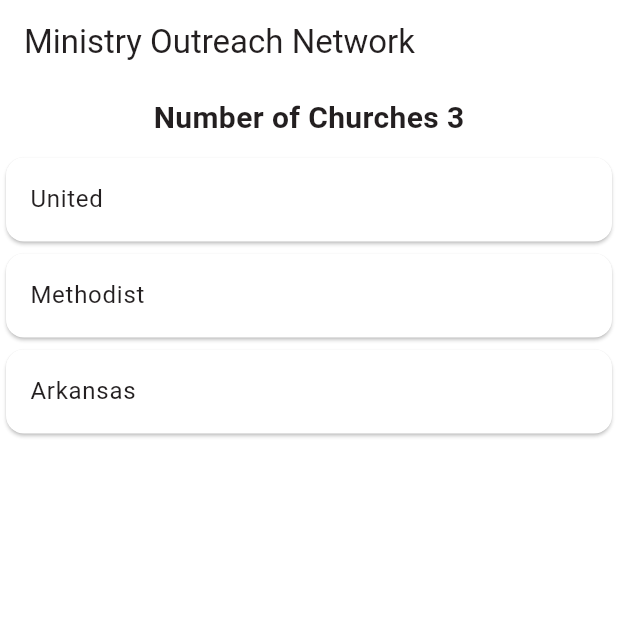
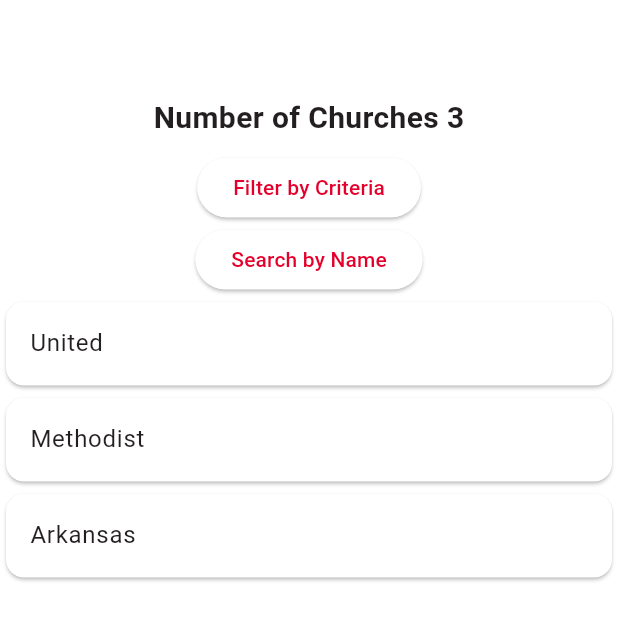
Before and after one commit to JB7704/Ministry-Outreach-Network, a Flutter app: the screen it shows after launch, on a phone screen of 412 x 824 dp. Shown: the top 620 px of the screen. Run offline on Flutter 3.47's test engine with Material 3 defaults, Android fonts, the phone set to English and light mode, and no system bars; our stand-ins replace firebase_core; missing offline and left inert: firebase_data_connect; accounts and stored records are empty.

Commit message:
Basic navigation to search and tag screens

```diff
--- a/ministry_outreach_network/lib/main.dart
+++ b/ministry_outreach_network/lib/main.dart
@@ -1,11 +1,14 @@
 import 'package:flutter/material.dart';
 import 'package:firebase_core/firebase_core.dart';
 import 'package:ministry_outreach_network/dataconnect_generated/generated.dart';
+import 'package:ministry_outreach_network/screens/home_screen.dart';
+import 'package:ministry_outreach_network/screens/search_screen.dart';
+import 'package:ministry_outreach_network/screens/church_screen.dart';
+import 'package:ministry_outreach_network/screens/tag_screen.dart';
 
-import 'package:flutter/material.dart';
 
 void main() {
-  runApp(const MyApp());
+  runApp(const MaterialApp(home: MyApp()));
 }
 
 class MyApp extends StatelessWidget {
@@ -45,102 +48,7 @@ class MyApp extends StatelessWidget {
       ),
         cardColor: const Color(0xFFCCCCCC),
       ),
-      home: const MyHomePage(title: 'Ministry Outreach Network'),
+      home: const HomeScreen(),
     );
   }
 }
-
-class MyHomePage extends StatefulWidget {
-  const MyHomePage({super.key, required this.title});
-
-  // This widget is the home page of your application. It is stateful, meaning
-  // that it has a State object (defined below) that contains fields that affect
-  // how it looks.
-
-  // This class is the configuration for the state. It holds the values (in this
-  // case the title) provided by the parent (in this case the App widget) and
-  // used by the build method of the State. Fields in a Widget subclass are
-  // always marked "final".
-
-  final String title;
-
-  @override
-  State<MyHomePage> createState() => _MyHomePageState();
-}
-
-class _MyHomePageState extends State<MyHomePage> {
-  List<String>  churches = ['United', 'Methodist', 'Arkansas'];
-  @override
-  Widget build(BuildContext context) {
-    // This method is rerun every time setState is called, for instance as done
-    // by the _incrementCounter method above.
-    //
-    // The Flutter framework has been optimized to make rerunning build methods
-    // fast, so that you can just rebuild anything that needs updating rather
-    // than having to individually change instances of widgets.
-    return Scaffold(
-      appBar: AppBar(
-        // TRY THIS: Try changing the color here to a specific color (to
-        // Colors.amber, perhaps?) and trigger a hot reload to see the AppBar
-        // change color while the other colors stay the same.
-        backgroundColor: Theme.of(context).colorScheme.inversePrimary,
-        // Here we take the value from the MyHomePage object that was created by
-        // the App.build method, and use it to set our appbar title.
-        title: Text(widget.title),
-      ),
-      body: Center(
-        // Center is a layout widget. It takes a single child and positions it
-        // in the middle of the parent.
-        child: Column(
-          // Column is also a layout widget. It takes a list of children and
-          // arranges them vertically. By default, it sizes itself to fit its
-          // children horizontally, and tries to be as tall as its parent.
-          //
-          // Column has various properties to control how it sizes itself and
-          // how it positions its children. Here we use mainAxisAlignment to
-          // center the children vertically; the main axis here is the vertical
-          // axis because Columns are vertical (the cross axis would be
-          // horizontal).
-          //
-          // TRY THIS: Invoke "debug painting" (choose the "Toggle Debug Paint"
-          // action in the IDE, or press "p" in the console), to see the
-          // wireframe for each widget.
-          mainAxisAlignment: .center,
-          children: [
-          Padding(
-            padding: const EdgeInsets.symmetric(vertical: 8.0),
-            child: Text(
-              'Number of Churches ${churches.length}',    //ADD NUMBER OF CHURCHES RETURNED
-              style: const TextStyle(
-                fontSize: 20,
-                fontWeight: FontWeight.bold,
-              ),
-            ),
-            ),
-          Expanded(
-            child: ListView(
-              children: churches.map((item) {
-                return churchesWidget(item);
-              }).toList(),
-           ),
-          ),
-          ],
-        ),
-      ),
-    );
-  }
-}
-class churchesWidget extends StatelessWidget {
-  final String church;
-
-  const churchesWidget(this.church);
-
-  @override
-  Widget build(BuildContext context) {
-    return Card(
-      child: ListTile(
-        title: Text(church),
-      ),
-    );
-  }
-}
--- a/ministry_outreach_network/lib/screens/home_screen.dart
+++ b/ministry_outreach_network/lib/screens/home_screen.dart
@@ -0,0 +1,106 @@
+import 'package:flutter/material.dart';
+import 'package:ministry_outreach_network/widgets/church_widget.dart';
+import 'package:ministry_outreach_network/screens/tag_screen.dart';
+import 'package:ministry_outreach_network/screens/search_screen.dart';
+
+
+class HomeScreen extends StatefulWidget {
+  const HomeScreen({super.key});
+
+  // This widget is the home page of your application. It is stateful, meaning
+  // that it has a State object (defined below) that contains fields that affect
+  // how it looks.
+
+  // This class is the configuration for the state. It holds the values (in this
+  // case the title) provided by the parent (in this case the App widget) and
+  // used by the build method of the State. Fields in a Widget subclass are
+  // always marked "final".
+
+  //final String title;
+
+  @override
+  State<HomeScreen> createState() => _HomeScreen();
+}
+
+class _HomeScreen extends State<HomeScreen> {
+  List<String>  churches = ['United', 'Methodist', 'Arkansas'];
+  @override
+  Widget build(BuildContext context) {
+    // This method is rerun every time setState is called, for instance as done
+    // by the _incrementCounter method above.
+    //
+    // The Flutter framework has been optimized to make rerunning build methods
+    // fast, so that you can just rebuild anything that needs updating rather
+    // than having to individually change instances of widgets.
+    return Scaffold(
+      appBar: AppBar(
+        // TRY THIS: Try changing the color here to a specific color (to
+        // Colors.amber, perhaps?) and trigger a hot reload to see the AppBar
+        // change color while the other colors stay the same.
+        backgroundColor: Theme.of(context).colorScheme.inversePrimary,
+        // Here we take the value from the MyHomePage object that was created by
+        // the App.build method, and use it to set our appbar title.
+        // title: Text(widget.title),
+      ),
+      body: Center(
+        // Center is a layout widget. It takes a single child and positions it
+        // in the middle of the parent.
+        child: Column(
+          // Column is also a layout widget. It takes a list of children and
+          // arranges them vertically. By default, it sizes itself to fit its
+          // children horizontally, and tries to be as tall as its parent.
+          //
+          // Column has various properties to control how it sizes itself and
+          // how it positions its children. Here we use mainAxisAlignment to
+          // center the children vertically; the main axis here is the vertical
+          // axis because Columns are vertical (the cross axis would be
+          // horizontal).
+          //
+          // TRY THIS: Invoke "debug painting" (choose the "Toggle Debug Paint"
+          // action in the IDE, or press "p" in the console), to see the
+          // wireframe for each widget.
+          mainAxisAlignment: .center,
+          children: [
+            Padding(
+              padding: const EdgeInsets.symmetric(vertical: 8.0),
+              child: Text(
+                'Number of Churches ${churches.length}',    //ADD NUMBER OF CHURCHES RETURNED
+                style: const TextStyle(
+                  fontSize: 20,
+                  fontWeight: FontWeight.bold,
+                ),
+              ),
+            ),
+            ElevatedButton(
+              onPressed: () {
+                Navigator.push(context, MaterialPageRoute<void>(
+                  builder: (BuildContext context) {
+                    return TagScreen();
+                  },
+                ));
+              },
+              child: const Text('Filter by Criteria'),
+            ),
+            ElevatedButton(
+              onPressed: () {
+                Navigator.push(context, MaterialPageRoute<void>(
+                  builder: (BuildContext context) {
+                    return SearchScreen();
+                  },
+                ));
+              },
+              child: const Text('Search by Name'),
+            ),
+            Expanded(
+              child: ListView(
+                children: churches.map((item) {
+                  return ChurchWidget(item);
+                }).toList(),
+              ),
+            ),
+          ],
+        ),
+      ),
+    );
+  }
+}
--- a/ministry_outreach_network/lib/widgets/church_widget.dart
+++ b/ministry_outreach_network/lib/widgets/church_widget.dart
@@ -0,0 +1,16 @@
+import 'package:flutter/material.dart';
+
+class ChurchWidget extends StatelessWidget {
+  final String church;
+
+  const ChurchWidget(this.church);
+
+  @override
+  Widget build(BuildContext context) {
+    return Card(
+      child: ListTile(
+        title: Text(church),
+      ),
+    );
+  }
+}
```
Also changed, not shown: ministry_outreach_network/lib/screens/church_screen.dart (+11 -11 lines), ministry_outreach_network/lib/screens/search_screen.dart (+7 -3 lines), ministry_outreach_network/lib/screens/tag_screen.dart (+66 -0 lines), 7 other files.
